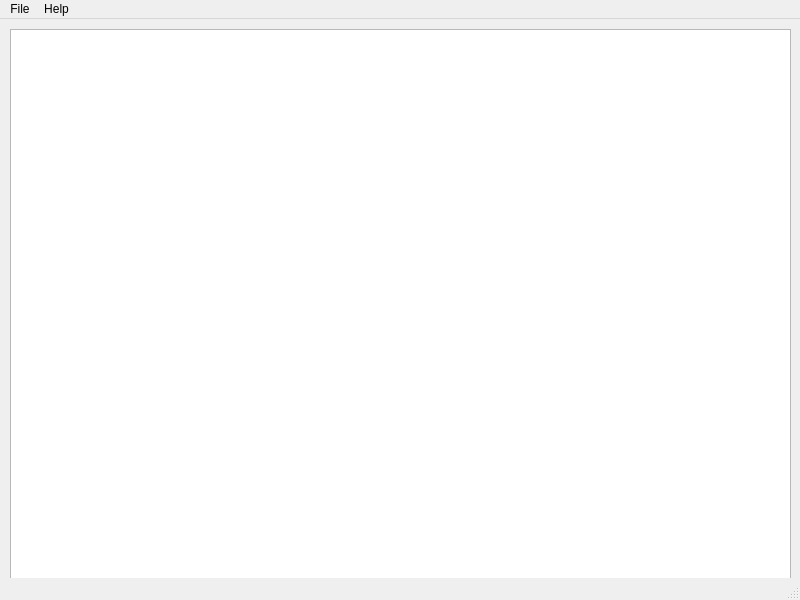
codewuren/secc, file mainwindow.ui: the form before one commit.
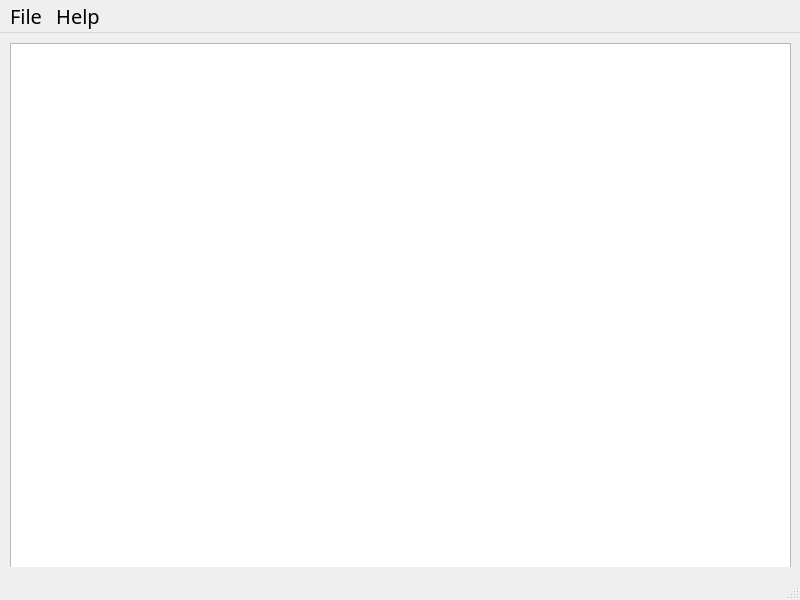
The form after the commit.

Commit message: Add Highlight & Change Font

The edit to the form file:
```diff
--- a/mainwindow.ui
+++ b/mainwindow.ui
@@ -10,6 +10,12 @@
     <height>600</height>
    </rect>
   </property>
+  <property name="font">
+   <font>
+    <family>JetBrains Mono</family>
+    <pointsize>15</pointsize>
+   </font>
+  </property>
   <property name="windowTitle">
    <string>MainWindow</string>
   </property>
@@ -36,7 +42,7 @@
      <x>0</x>
      <y>0</y>
      <width>800</width>
-     <height>20</height>
+     <height>37</height>
     </rect>
    </property>
    <widget class="QMenu" name="menuFile">
```
Left out of the diff: 7 changed lines with no effect on the pictures. The commit also changes 6 other files.
